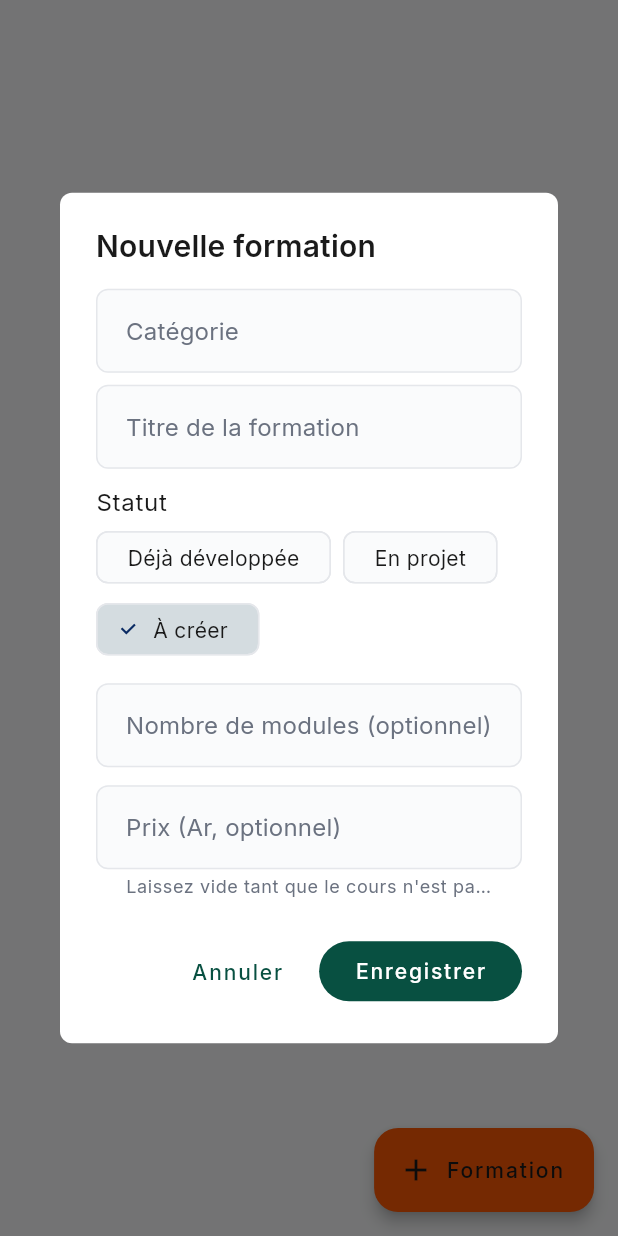
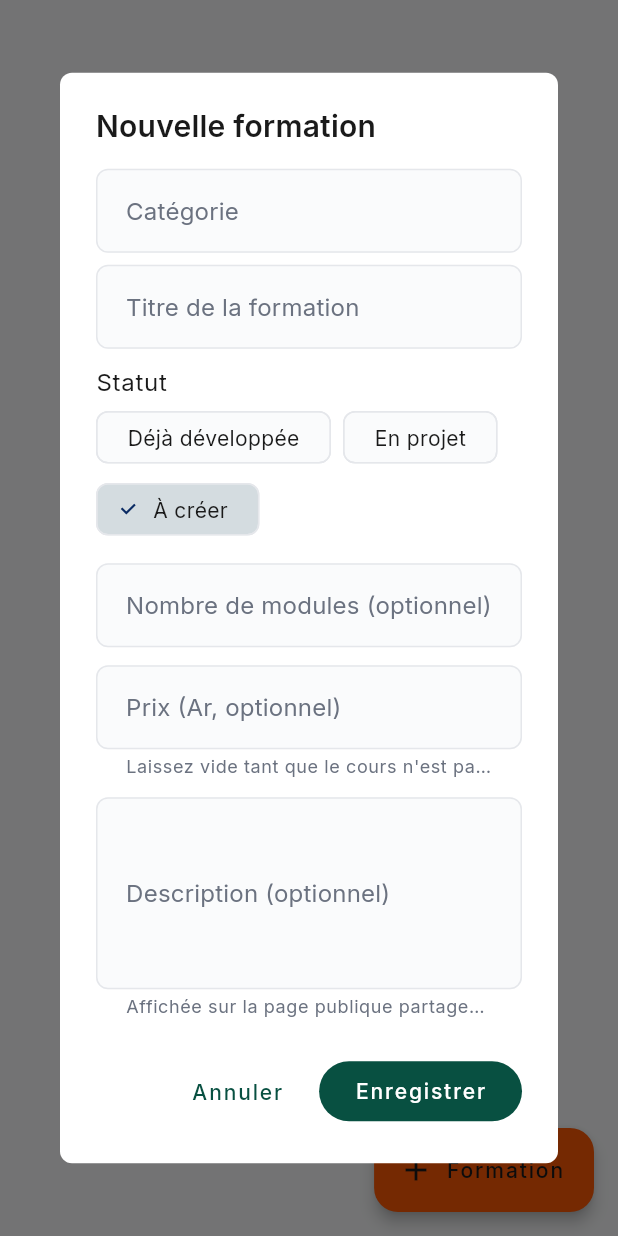
Before and after one commit to Anju-codermad/AkoraHub-app, a Flutter app: the FormationCoursesManagement screen opened directly, after a tap on "Formation", on a phone screen of 412 x 824 dp. Run offline on Flutter 3.47's test engine with Material 3 defaults, Android fonts, the phone set to English and light mode, and no system bars; our stand-ins replace app_links, audioplayers, cached_network_image, connectivity_plus, dio, file_picker and 23 more; missing offline and left inert: agora_rtc_engine, mobile_scanner, record, screen_protector; accounts and stored records are empty.

Commit message:
feat: lien promo partageable par formation (jamais le contenu payant)
Ajoute une description aux formations (admin), un bouton "Partager"
dans Académie qui renvoie vers une page de présentation publique du
site (formation-detail.html, à créer côté groupe-akora-site — titre/
catégorie/prix/description uniquement), et le deep link
akorahub://formation/{id} pour rouvrir l'app sur la bonne catégorie.

Co-Authored-By: Claude Sonnet 5 <noreply@anthropic.com>
Claude-Session: https://claude.ai/code/session_01MsZEpdoRZH4Qopd3mYijHi

```diff
--- a/lib/presentation/formation_courses_management/formation_courses_management.dart
+++ b/lib/presentation/formation_courses_management/formation_courses_management.dart
@@ -103,6 +103,8 @@ class _FormationCoursesManagementState
         TextEditingController(text: (course?['module_count'] ?? '').toString());
     final priceCtrl =
         TextEditingController(text: (course?['price'] ?? '').toString());
+    final descriptionCtrl =
+        TextEditingController(text: course?['description'] ?? '');
     String status = course?['status'] ?? 'a_creer';
     bool isSaving = false;
 
@@ -171,6 +173,17 @@ class _FormationCoursesManagementState
                         'un prix rend le bouton "Acheter" visible côté client.',
                   ),
                 ),
+                const SizedBox(height: 12),
+                TextField(
+                  controller: descriptionCtrl,
+                  maxLines: 4,
+                  decoration: const InputDecoration(
+                    labelText: 'Description (optionnel)',
+                    helperText:
+                        'Affichée sur la page publique partageable du '
+                        'cours (jamais le contenu payant lui-même).',
+                  ),
+                ),
               ],
             ),
           ),
@@ -194,6 +207,9 @@ class _FormationCoursesManagementState
                         'status': status,
                         'module_count': int.tryParse(moduleCountCtrl.text),
                         'price': num.tryParse(priceCtrl.text.trim()),
+                        'description': descriptionCtrl.text.trim().isEmpty
+                            ? null
+                            : descriptionCtrl.text.trim(),
                       };
                       try {
                         if (isEditing) {
```
Also changed, not shown: lib/core/deeplink/deep_link_service.dart (+42 -1 lines), lib/presentation/client_home/formation/akora_formation_screen.dart (+29 -2 lines), 1 other file.
